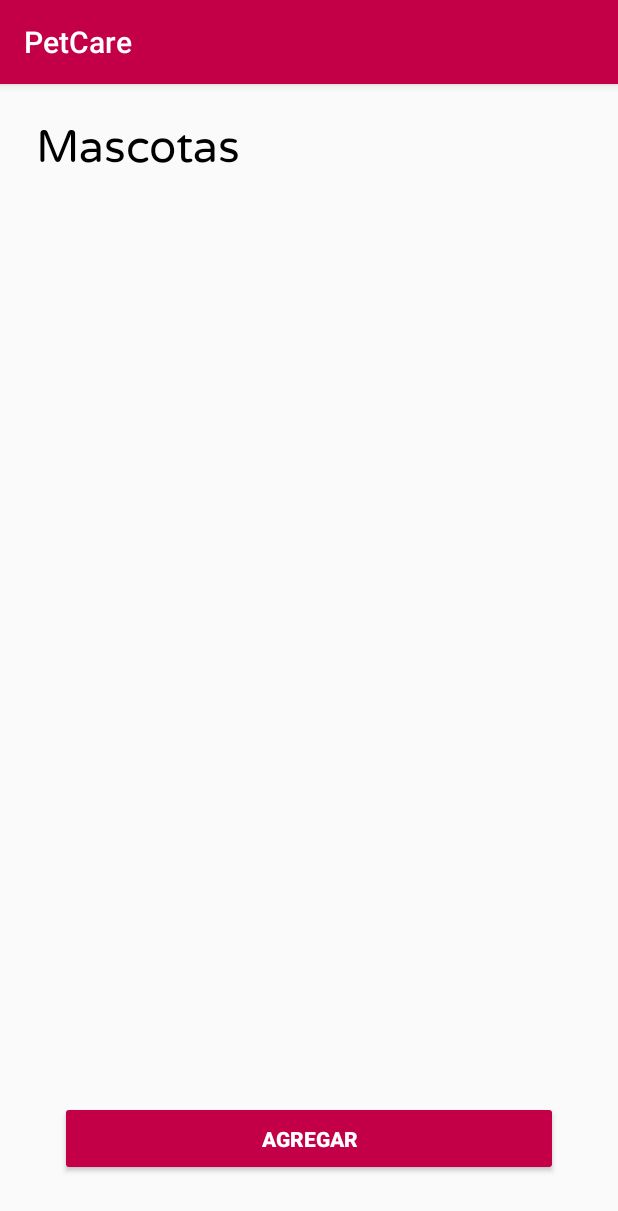
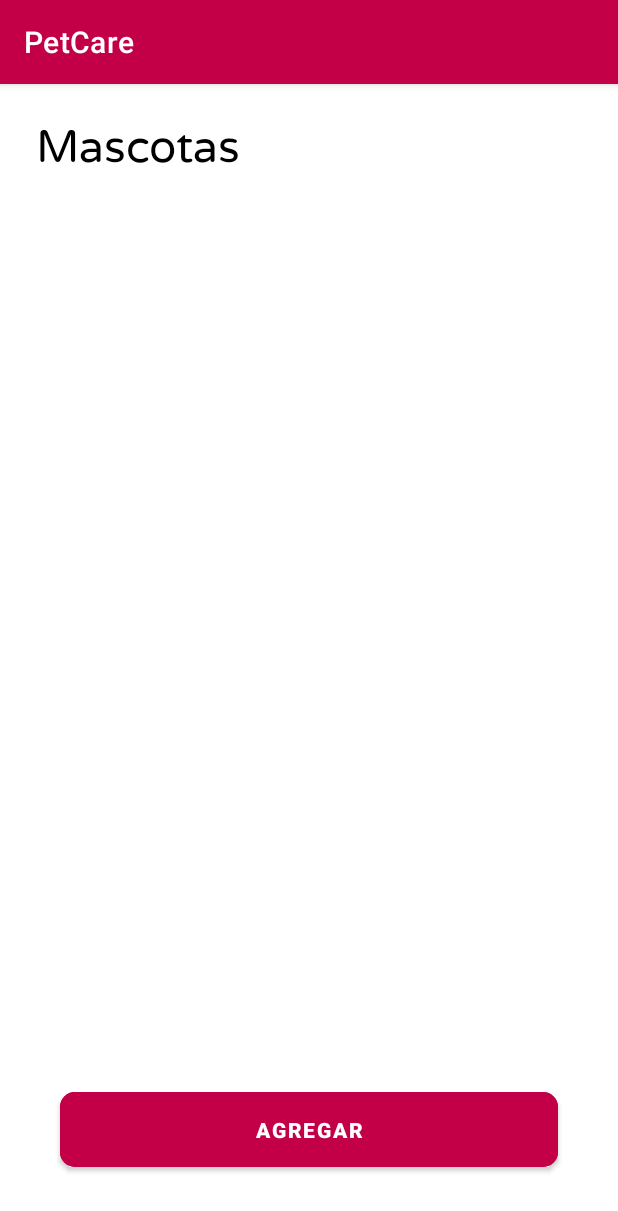
Before and after one commit to JCamiloRpo/AppNativa, an Android app: the MascotaActivity screen opened directly, with no data from a screen before it, on a phone screen of 412 x 824 dp. Shown: the top 1211 px of the screen. Run offline under Robolectric (Android 15) with nearby library versions, the phone set to English and light mode, and no system bars.

Commit message:
Actualizacion del tema (estilo)

```diff
--- a/PetCare/app/src/main/java/com/example/petcare/MascotaEditActivity.java
+++ b/PetCare/app/src/main/java/com/example/petcare/MascotaEditActivity.java
@@ -2,7 +2,6 @@ package com.example.petcare;
 
 import androidx.appcompat.app.ActionBar;
 import androidx.appcompat.app.AppCompatActivity;
-
 import android.content.Intent;
 import android.os.Bundle;
 import android.view.View;
@@ -29,7 +28,6 @@ public class MascotaEditActivity extends AppCompatActivity {
                 onBackPressed();
             }
         });
-
         btnRemove = (Button) findViewById(R.id.BtnRemovePet);
         btnRemove.setOnClickListener(new View.OnClickListener() {
             @Override
--- a/PetCare/app/src/main/java/com/example/petcare/VacunaActivity.java
+++ b/PetCare/app/src/main/java/com/example/petcare/VacunaActivity.java
@@ -51,4 +51,5 @@ public class VacunaActivity extends AppCompatActivity {
                 return super.onOptionsItemSelected(item);
         }
     }
+
 }
--- a/PetCare/app/src/main/res/layout/activity_mascota.xml
+++ b/PetCare/app/src/main/res/layout/activity_mascota.xml
@@ -5,23 +5,6 @@
     android:layout_width="match_parent"
     android:layout_height="match_parent"
     tools:context=".MascotaActivity">
-
-    <Button
-        android:id="@+id/BtnAddPet"
-        android:layout_width="match_parent"
-        android:layout_height="wrap_content"
-        android:layout_margin="40dp"
-        android:backgroundTint="@color/red_dark"
-        android:gravity="center"
-        android:padding="15dp"
-        android:text="@string/agregar"
-        android:textColor="@color/white"
-        android:textStyle="bold"
-        app:cornerRadius="10dp"
-        app:layout_constraintBottom_toBottomOf="parent"
-        app:layout_constraintEnd_toEndOf="parent"
-        app:layout_constraintHorizontal_bias="0.0"
-        app:layout_constraintStart_toStartOf="parent" />
 
     <TextView
         android:id="@+id/TxtMascota"
@@ -52,4 +35,21 @@
 
     </androidx.recyclerview.widget.RecyclerView>
 
+    <Button
+        android:id="@+id/BtnAddPet"
+        android:layout_width="match_parent"
+        android:layout_height="wrap_content"
+        android:layout_margin="40dp"
+        android:backgroundTint="@color/red_dark"
+        android:gravity="center"
+        android:padding="15dp"
+        android:text="@string/agregar"
+        android:textColor="@color/white"
+        android:textStyle="bold"
+        app:cornerRadius="10dp"
+        app:layout_constraintBottom_toBottomOf="parent"
+        app:layout_constraintEnd_toEndOf="parent"
+        app:layout_constraintHorizontal_bias="0.0"
+        app:layout_constraintStart_toStartOf="parent" />
+
 </androidx.constraintlayout.widget.ConstraintLayout>
--- a/PetCare/app/src/main/res/layout/activity_mascota_add.xml
+++ b/PetCare/app/src/main/res/layout/activity_mascota_add.xml
@@ -79,7 +79,8 @@
             android:padding="15dp"
             android:text="@string/guardar"
             android:textColor="@color/white"
-            android:textStyle="bold" />
+            android:textStyle="bold"
+            app:cornerRadius="10dp" />
     </LinearLayout>
 
 </androidx.constraintlayout.widget.ConstraintLayout>
--- a/PetCare/app/src/main/res/layout/activity_splash.xml
+++ b/PetCare/app/src/main/res/layout/activity_splash.xml
@@ -29,4 +29,5 @@
         app:layout_constraintEnd_toEndOf="parent"
         app:layout_constraintStart_toStartOf="parent"
         app:layout_constraintTop_toBottomOf="@+id/ImgSplash" />
+
 </androidx.constraintlayout.widget.ConstraintLayout>
--- a/PetCare/app/src/main/res/values/themes.xml
+++ b/PetCare/app/src/main/res/values/themes.xml
@@ -1,6 +1,6 @@
 <resources>
     <!-- Base application theme. -->
-    <style name="Theme.PetCare" parent="Theme.AppCompat.Light.DarkActionBar">
+    <style name="Theme.PetCare" parent="Theme.MaterialComponents.Light.DarkActionBar">
         <!-- Primary brand color. -->
         <item name="colorPrimary">@color/red_dark</item>
         <item name="colorPrimaryVariant">@color/red_dark</item>
```
Also changed, not shown: PetCare/app/src/main/java/com/example/petcare/MascotaActivity.java (+5 -3 lines).
